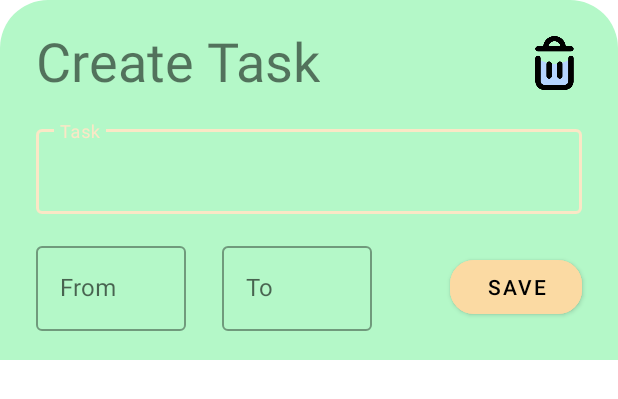
After one commit to ch8n/BBK-2-JetPlanner, an Android app: the layout bottom_sheet_modify_task.xml on its own in the app's theme, with its tools: preview values and no code run, on a phone screen of 412 x 824 dp. The commit adds this screen. Shown: the top 399 px of the screen. Run offline under Robolectric (Android 15) with nearby library versions, the phone set to English and light mode, and no system bars.

Commit message:
added modify botton sheet

```diff
--- /dev/null
+++ b/app/src/main/res/layout/bottom_sheet_modify_task.xml
@@ -0,0 +1,109 @@
+<?xml version="1.0" encoding="utf-8"?>
+<androidx.constraintlayout.widget.ConstraintLayout xmlns:android="http://schemas.android.com/apk/res/android"
+    xmlns:app="http://schemas.android.com/apk/res-auto"
+    android:id="@+id/bottomSheet"
+    android:layout_width="match_parent"
+    android:layout_height="240dp"
+    android:background="@drawable/rounded_corners"
+    app:behavior_hideable="true"
+    app:behavior_peekHeight="80dp"
+    app:layout_behavior="com.google.android.material.bottomsheet.BottomSheetBehavior">
+
+    <ImageView
+        android:id="@+id/btm_img_btn_close"
+        android:layout_width="36dp"
+        android:layout_height="36dp"
+        android:layout_marginTop="24dp"
+        android:layout_marginEnd="24dp"
+        android:scaleType="fitXY"
+        android:src="@drawable/delete"
+        app:layout_constraintEnd_toEndOf="parent"
+        app:layout_constraintTop_toTopOf="parent" />
+
+
+    <androidx.appcompat.widget.AppCompatTextView
+        android:id="@+id/btm_label_action_type"
+        android:layout_width="wrap_content"
+        android:layout_height="wrap_content"
+        android:layout_marginStart="24dp"
+        android:layout_marginTop="16dp"
+        android:text="@string/create_task"
+        android:textSize="36sp"
+        app:layout_constraintStart_toStartOf="parent"
+        app:layout_constraintTop_toTopOf="parent" />
+
+
+    <com.google.android.material.textfield.TextInputLayout
+        android:id="@+id/edit_task_name"
+        style="@style/Widget.MaterialComponents.TextInputLayout.OutlinedBox"
+        android:layout_width="match_parent"
+        android:layout_height="wrap_content"
+        android:layout_marginStart="24dp"
+        android:layout_marginTop="16dp"
+        android:layout_marginEnd="24dp"
+        android:hint="@string/task"
+        app:layout_constraintEnd_toEndOf="parent"
+        app:layout_constraintStart_toStartOf="parent"
+        app:layout_constraintTop_toBottomOf="@id/btm_label_action_type">
+
+        <com.google.android.material.textfield.TextInputEditText
+            android:layout_width="match_parent"
+            android:layout_height="wrap_content"
+            android:textSize="16sp" />
+
+    </com.google.android.material.textfield.TextInputLayout>
+
+
+    <com.google.android.material.textfield.TextInputLayout
+        android:id="@+id/edit_task_from"
+        style="@style/Widget.MaterialComponents.TextInputLayout.OutlinedBox"
+        android:layout_width="100dp"
+        android:layout_height="wrap_content"
+        android:layout_marginStart="24dp"
+        android:layout_marginTop="16dp"
+        android:layout_marginEnd="24dp"
+        android:hint="From"
+        app:layout_constraintStart_toStartOf="parent"
+        app:layout_constraintTop_toBottomOf="@id/edit_task_name">
+
+        <com.google.android.material.textfield.TextInputEditText
+            android:layout_width="match_parent"
+            android:layout_height="wrap_content"
+            android:textSize="16sp" />
+
+    </com.google.android.material.textfield.TextInputLayout>
+
+    <com.google.android.material.textfield.TextInputLayout
+        android:id="@+id/edit_task_to"
+        style="@style/Widget.MaterialComponents.TextInputLayout.OutlinedBox"
+        android:layout_width="100dp"
+        android:layout_height="wrap_content"
+        android:layout_marginStart="24dp"
+        android:layout_marginTop="16dp"
+        android:layout_marginEnd="24dp"
+        android:hint="To"
+        app:layout_constraintStart_toEndOf="@id/edit_task_from"
+        app:layout_constraintTop_toBottomOf="@id/edit_task_name">
+
+        <com.google.android.material.textfield.TextInputEditText
+            android:layout_width="match_parent"
+            android:layout_height="wrap_content"
+            android:textSize="16sp" />
+
+    </com.google.android.material.textfield.TextInputLayout>
+
+    <com.google.android.material.button.MaterialButton
+        android:id="@+id/btm_btn_save"
+        android:layout_width="wrap_content"
+        android:layout_height="wrap_content"
+        android:layout_margin="24dp"
+        android:backgroundTint="@color/yellow"
+        android:text="@string/save"
+        android:textColor="@color/black"
+        app:cornerRadius="16dp"
+        app:layout_constraintBottom_toBottomOf="parent"
+        app:layout_constraintEnd_toEndOf="parent"
+        app:layout_constraintTop_toBottomOf="@id/edit_task_name" />
+
+
+</androidx.constraintlayout.widget.ConstraintLayout>
```
Also changed, not shown: app/src/main/java/io/github/ch8n/jetplanner/ui/home/PlannerHomeActivity.kt (+21 -1 lines), app/src/main/java/io/github/ch8n/jetplanner/ui/home/PlannerHomeViewModel.kt (+9 -6 lines), app/src/main/java/io/github/ch8n/jetplanner/ui/home/adapter/TaskListAdapter.kt (+15 -7 lines), app/src/main/java/io/github/ch8n/jetplanner/ui/home/dialog/ModifyTaskBottomSheet.kt (added, +89 -0 lines), app/src/main/java/io/github/ch8n/jetplanner/ui/home/dialog/CreateTaskBottomSheet.kt (renamed from app/src/main/java/io/github/ch8n/jetplanner/ui/home/dialog/ModalBottomSheet.kt), app/src/main/res/drawable/delete.png (added).
